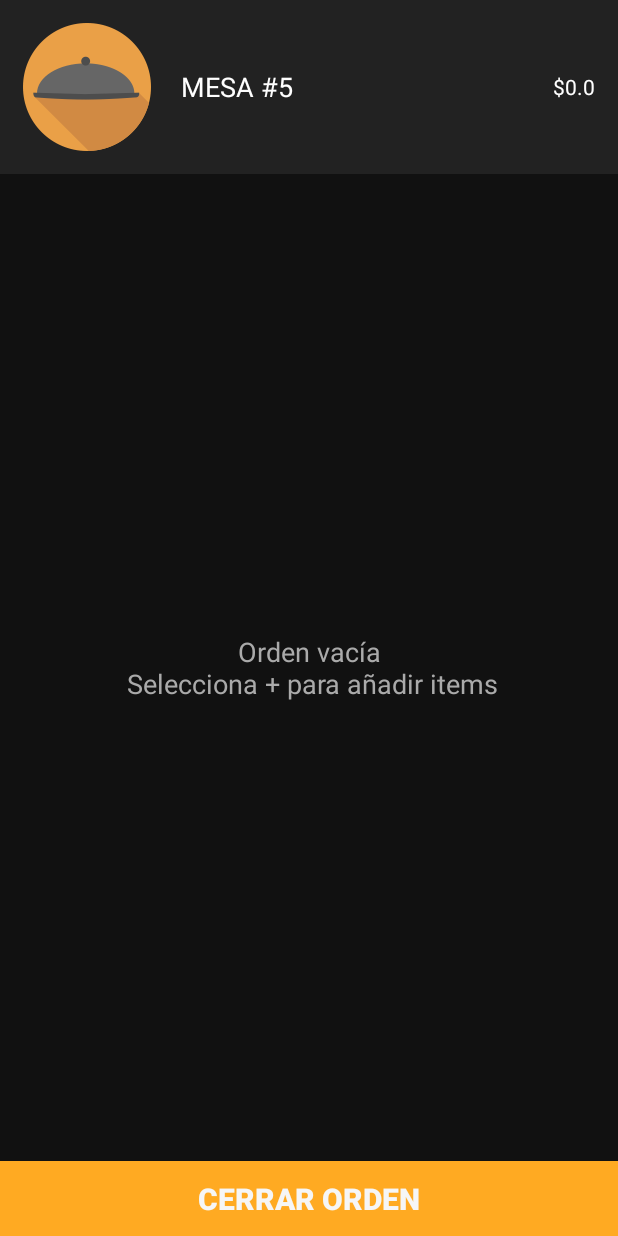
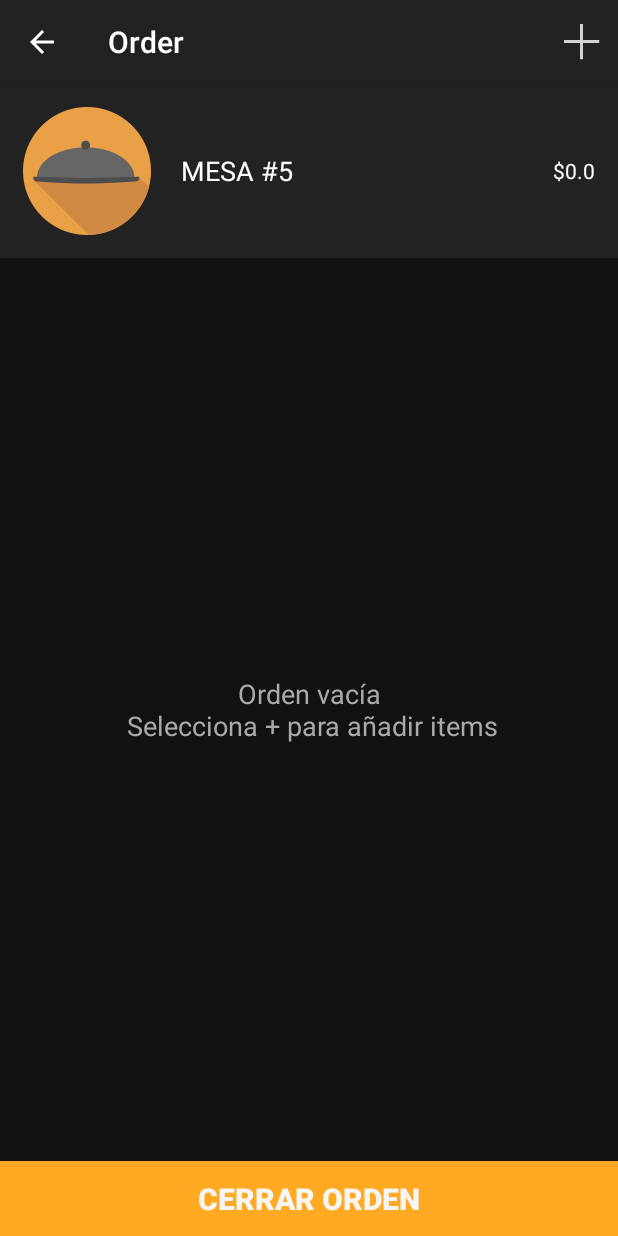
Before and after one commit to feresr/RestAPP-android, an Android app: the OrderActivity screen opened directly, with no data from a screen before it, on a phone screen of 412 x 824 dp. Run offline under Robolectric (Android 15) with nearby library versions, the phone set to English and light mode, and no system bars; libraries missing offline, so code that uses them is left out: retrofit.client; 3 statements that could not run were skipped.

Commit message:
final fixes and UI improvements

```diff
--- a/RestAPP/src/main/AndroidManifest.xml
+++ b/RestAPP/src/main/AndroidManifest.xml
@@ -23,7 +23,8 @@
         <activity
             android:name=".activities.main.MainActivity"
             android:label="@string/app_name"
-            android:launchMode="singleTop" >
+            android:launchMode="singleTop"
+            android:theme="@style/TransparentAB" >
         </activity>
         <activity
             android:name=".activities.main.OrderActivity"
--- a/RestAPP/src/main/java/com/tesis/restapp/restapp/activities/main/MainActivity.java
+++ b/RestAPP/src/main/java/com/tesis/restapp/restapp/activities/main/MainActivity.java
@@ -9,6 +9,8 @@ import android.content.Intent;
 import android.os.AsyncTask;
 import android.os.Bundle;
 import android.support.v4.app.FragmentActivity;
+import android.support.v7.app.ActionBarActivity;
+import android.support.v7.app.AppCompatActivity;
 import android.util.Log;
 import android.view.Menu;
 import android.view.MenuInflater;
@@ -30,7 +32,7 @@ import retrofit.Callback;
 import retrofit.RetrofitError;
 import retrofit.client.Response;
 
-public class MainActivity extends FragmentActivity implements MainHandler {
+public class MainActivity extends AppCompatActivity implements MainHandler {
 
     private static final String KEY_DIALOG_SHOWING = "DIALOG_SHOWING";
 
@@ -174,7 +176,7 @@ public class MainActivity extends FragmentActivity implements MainHandler {
     }
 
     @Override
-    public boolean onMenuItemSelected(int featureId, MenuItem item) {
+    public boolean onOptionsItemSelected(MenuItem item) {
         switch (item.getItemId()) {
             case R.id.action_logout:
                 pDialog.setMessage("Loggin out...");
--- a/RestAPP/src/main/java/com/tesis/restapp/restapp/activities/main/OrderActivity.java
+++ b/RestAPP/src/main/java/com/tesis/restapp/restapp/activities/main/OrderActivity.java
@@ -6,6 +6,7 @@ import android.content.Intent;
 import android.os.Bundle;
 import android.support.v4.app.FragmentActivity;
 import android.support.v4.app.FragmentTransaction;
+import android.support.v7.app.AppCompatActivity;
 import android.view.Menu;
 import android.view.MenuItem;
 import android.widget.Toast;
@@ -22,7 +23,7 @@ import retrofit.Callback;
 import retrofit.RetrofitError;
 import retrofit.client.Response;
 
-public class OrderActivity extends FragmentActivity implements OrderFragment.OrderFragmentCallbacks {
+public class OrderActivity extends AppCompatActivity implements OrderFragment.OrderFragmentCallbacks {
 
     private int id;
     private Order order;
--- a/RestAPP/src/main/java/com/tesis/restapp/restapp/activities/search/adapters/CategoriesAdapter.java
+++ b/RestAPP/src/main/java/com/tesis/restapp/restapp/activities/search/adapters/CategoriesAdapter.java
@@ -68,7 +68,7 @@ public class CategoriesAdapter extends ArrayAdapter<Category> {
         description.setText(getItem(position).getName());
 
 
-        layout.setBackgroundResource(images[position]);
+        layout.setBackgroundResource(images[position % images.length]);
 
 
         return v;
--- a/RestAPP/src/main/java/com/tesis/restapp/restapp/api/ApiClient.java
+++ b/RestAPP/src/main/java/com/tesis/restapp/restapp/api/ApiClient.java
@@ -17,7 +17,7 @@ public class ApiClient{
 
             RestAdapter restAdapter = new RestAdapter.Builder()
                     .setLogLevel(RestAdapter.LogLevel.FULL)
-                    .setEndpoint("http://" + apiIP + "/RestAPP-api/public/")
+                    .setEndpoint("http://" + apiIP + "/RestAPP-api/public/index.php/")
                     .setRequestInterceptor(new RequestInterceptor() {
                         @Override
                         public void intercept(RequestFacade requestFacade) {
--- a/RestAPP/src/main/res/layout/listview_order.xml
+++ b/RestAPP/src/main/res/layout/listview_order.xml
@@ -1,6 +1,7 @@
 <?xml version="1.0" encoding="utf-8"?>
 <LinearLayout xmlns:android="http://schemas.android.com/apk/res/android"
     android:layout_width="match_parent"
+    android:background="?android:selectableItemBackground"
     android:layout_height="wrap_content"
     android:gravity="center_vertical"
     android:orientation="horizontal">
--- a/RestAPP/src/main/res/layout/listview_order_item.xml
+++ b/RestAPP/src/main/res/layout/listview_order_item.xml
@@ -37,10 +37,8 @@
         android:id="@+id/item_remove_btn"
         android:layout_width="70dp"
         android:layout_height="70dp"
-        android:paddingLeft="10sp"
-        android:paddingRight="10sp"
-        android:src="@drawable/abc_ic_clear"
-        android:background="#4222"
+        android:background="?android:selectableItemBackground"
+        android:src="@drawable/ic_action_remove"
         android:focusable="false"
 
         />
--- a/RestAPP/src/main/res/values/strings.xml
+++ b/RestAPP/src/main/res/values/strings.xml
@@ -24,5 +24,6 @@
     <string name="Settings">Settings</string>
     <string name="title_activity_tables">Mesas disponibles</string>
     <string name="title_activity_item">ItemActivity</string>
+    <string name="search_items">Search menu items</string>
 
 </resources>
--- a/RestAPP/src/main/res/values/styles.xml
+++ b/RestAPP/src/main/res/values/styles.xml
@@ -4,5 +4,18 @@
     <style name="AppTheme" parent="Theme.AppCompat.Light.DarkActionBar">
         <!-- Customize your theme here. -->
     </style>
+    <style name="TransparentAB" parent="Theme.AppCompat.Light.DarkActionBar">
+        <!-- Customize your theme here. -->
+        <item name="actionBarStyle">@style/ThemeActionBar</item>
+        <item name="android:actionBarStyle">@style/ThemeActionBar</item>
+
+        <item name="windowActionBarOverlay">true</item>
+        <item name="android:windowActionBarOverlay">true</item>-->
+    </style>
+    <style name="ThemeActionBar" parent="Widget.AppCompat.Light.ActionBar.Solid">
+        <item name="android:background">@null</item>
+        <!-- Support library compatibility -->
+        <item name="background">@null</item>
+    </style>
 
 </resources>
```
Also changed, not shown: RestAPP/build.gradle (+6 -6 lines), RestAPP/src/main/java/com/tesis/restapp/restapp/activities/search/SearchActivity.java (+5 -5 lines), RestAPP/src/main/res/menu/search.xml (+5 -5 lines), 2 other files.
